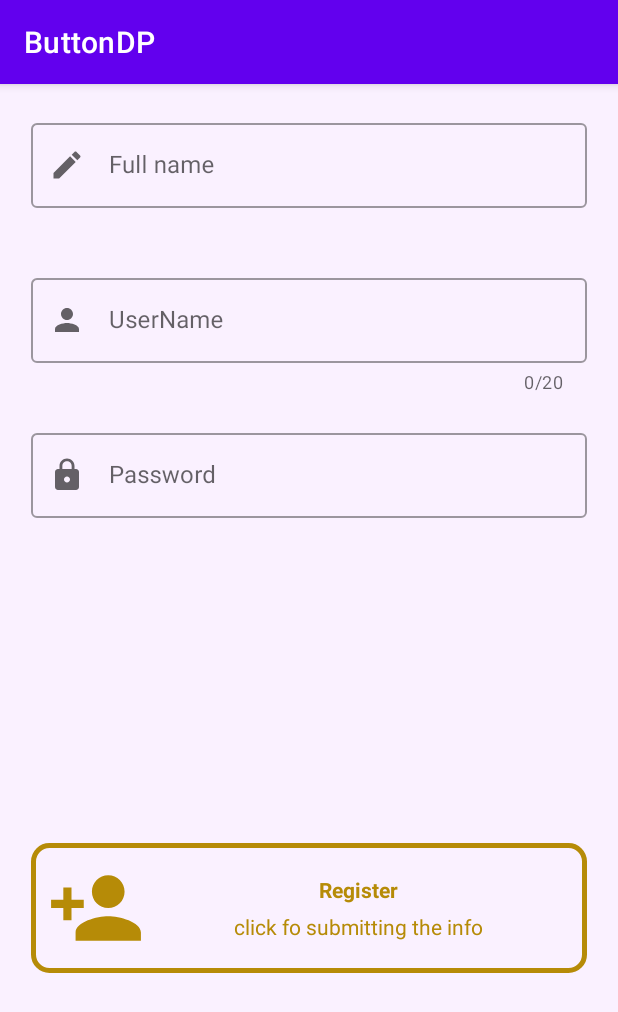
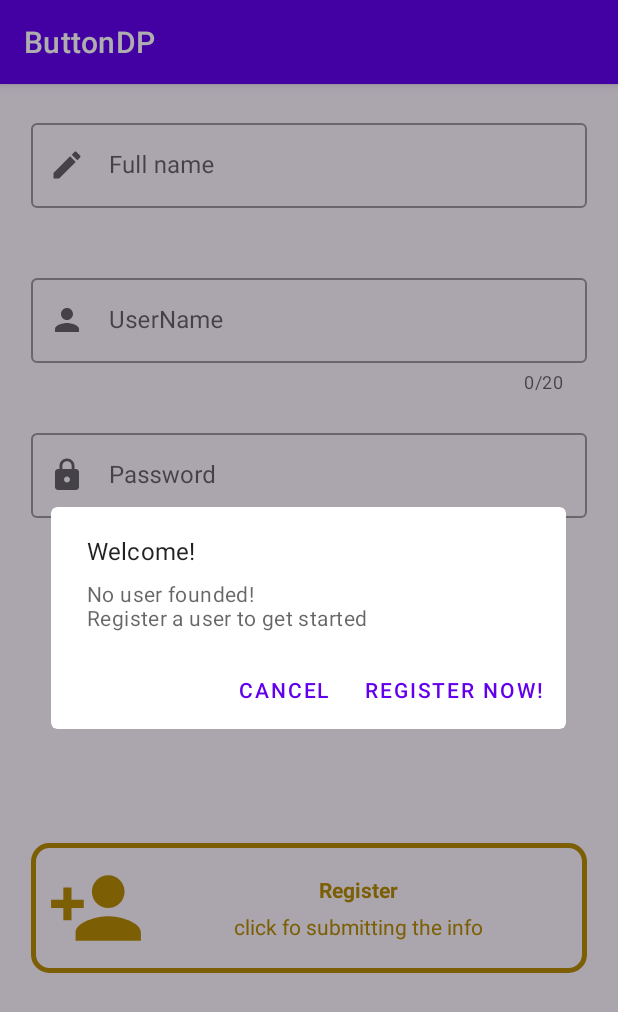
Before and after one commit to ErfanDP/ButtonDP, an Android app: the SignUpFragment screen opened through its navigation route, on a phone screen of 412 x 824 dp. Shown: the top 1012 px of the screen. Run offline under Robolectric (Android 15) with nearby library versions, the phone set to English and light mode, and no system bars; our stand-ins replace Room's generated code, data binding, sdp/ssp sizes.

Commit message:
ADD:detect the first time based on Data base and show a dialog FIX:show username error on username already exist error

```diff
--- a/app/src/main/java/me/erfandp/buttondp/view/fragments/LoginFragment.kt
+++ b/app/src/main/java/me/erfandp/buttondp/view/fragments/LoginFragment.kt
@@ -1,5 +1,6 @@
 package me.erfandp.buttondp.view.fragments
 
+import android.content.DialogInterface
 import android.os.Bundle
 import android.view.LayoutInflater
 import android.view.View
@@ -9,15 +10,18 @@ import androidx.databinding.DataBindingUtil
 import androidx.fragment.app.Fragment
 import androidx.fragment.app.activityViewModels
 import androidx.fragment.app.viewModels
+import com.google.android.material.dialog.MaterialAlertDialogBuilder
 import kotlinx.coroutines.CoroutineScope
 import kotlinx.coroutines.Dispatchers
 import kotlinx.coroutines.launch
 import kotlinx.coroutines.withContext
 import me.erfandp.buttondp.R
+import me.erfandp.buttondp.data.model.User
 import me.erfandp.buttondp.databinding.LoginFragmentBinding
 import me.erfandp.buttondp.utils.extentions.toast
 import me.erfandp.buttondp.viewModels.LoginViewModel
 import me.erfandp.buttondp.viewModels.MainViewModel
+import java.util.*
 
 class LoginFragment: Fragment() {
 
@@ -34,8 +38,12 @@ class LoginFragment: Fragment() {
 		return binding.root
 	}
 
+	override fun onViewCreated(view: View, savedInstanceState: Bundle?) {
+		super.onViewCreated(view, savedInstanceState)
+		firstTimeActionInit()
+	}
+
 	private fun initView() {
-
 		binding.customizableGenericButtonLogin.onClickListener = {
 			onLoginButtonCLicked()
 		}
@@ -43,12 +51,11 @@ class LoginFragment: Fragment() {
 		binding.customizableGenericButtonGotoSignup.onClickListener = {
 			onRegisterButtonClicked()
 		}
-
 	}
 
 
 	private fun onRegisterButtonClicked() {
-		activityViewModel.navigateToSignUp(MainViewModel.NavigationDestinations.Login())
+		navigateToSignup()
 	}
 
 
@@ -56,15 +63,12 @@ class LoginFragment: Fragment() {
 		CoroutineScope(Dispatchers.Main).launch {
 			val username = binding.textFieldLoginUsername.editText?.text.toString()
 			val password = binding.textFieldLoginPassword.editText?.text.toString()
-			withContext(Dispatchers.IO){
+			withContext(Dispatchers.IO) {
 				val user = viewModel.checkLoginInfo(username, password)
 				if (user != null) {
 					withContext(Dispatchers.Main) {
 						context?.toast("welcome ${user.fullName}", Toast.LENGTH_SHORT)
-						activityViewModel.navigateToHome(
-							MainViewModel.NavigationDestinations.Login(),
-							user.id
-						)
+						navigateHome(user.id)
 					}
 				} else {
 					withContext(Dispatchers.Main) {
@@ -74,4 +78,42 @@ class LoginFragment: Fragment() {
 			}
 		}
 	}
+
+
+	private fun firstTimeActionInit() {
+		CoroutineScope(Dispatchers.IO).launch {
+			if (viewModel.isFirstTime()) {
+				withContext(Dispatchers.Main) {
+					context?.let {
+						MaterialAlertDialogBuilder(it)
+							.setTitle(getString(R.string.login_dialog_welcome))
+							.setMessage(getString(R.string.login_first_time_dialog))
+							.setPositiveButton(getString(R.string.register_now)) { _, _ ->
+								navigateToSignup()
+							}
+							.setNegativeButton(getString(R.string.cancel)) { dialog, _ ->
+								dialog.dismiss()
+							}
+							.setCancelable(false)
+							.show()
+					}
+				}
+
+			}
+		}
+	}
+
+	private fun navigateHome(userid: UUID) {
+		activityViewModel.navigateToHome(
+			MainViewModel.NavigationDestinations.Login(),
+			userid
+		)
+	}
+
+	private fun navigateToSignup() {
+		activityViewModel.navigateToSignUp(
+			MainViewModel.NavigationDestinations.Login()
+		)
+	}
+
 }
--- a/app/src/main/res/values/strings.xml
+++ b/app/src/main/res/values/strings.xml
@@ -7,9 +7,10 @@
     <string name="full_name">Full name</string>
     <string name="password">Password</string>
     <string name="register">Register</string>
+    <string name="register_now">Register Now!</string>
     <string name="click_for_submit">click fo submitting the info</string>
     <string name="toast_signup_succesful">SignUp Successful</string>
-    <string name="toast_signup_failed">This username already exist</string>
+    <string name="signup_failed">This username already exist</string>
     <string name="login">Login</string>
     <string name="login_failed">username of password is wrong</string>
     <string name="create_an_account">click to create an account</string>
@@ -17,4 +18,7 @@
     <string name="signup_username_length_error">Username length can\'t be more than 20 chars</string>
     <string name="home_welcome_text">Hello, %1$s!</string>
     <string name="toast_logout">Times up!</string>
+    <string name="login_first_time_dialog">No user founded! \nRegister a user to get started</string>
+    <string name="cancel">Cancel</string>
+    <string name="login_dialog_welcome">Welcome!</string>
 </resources>
```
